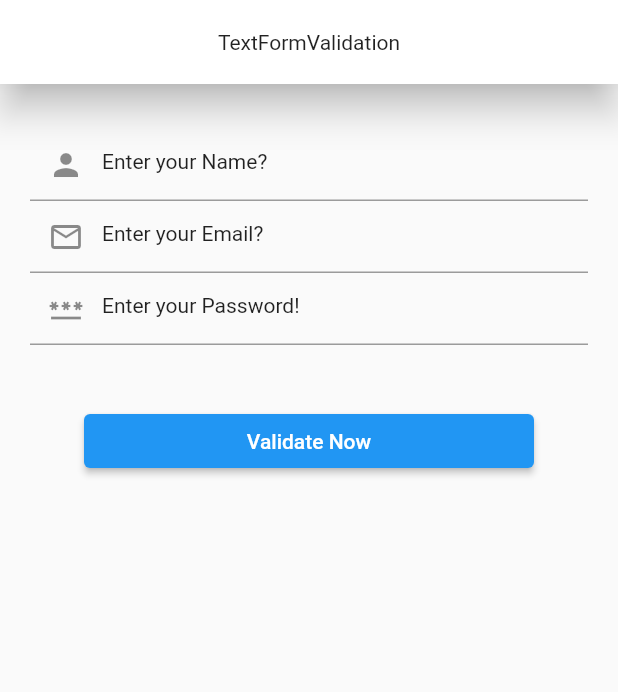
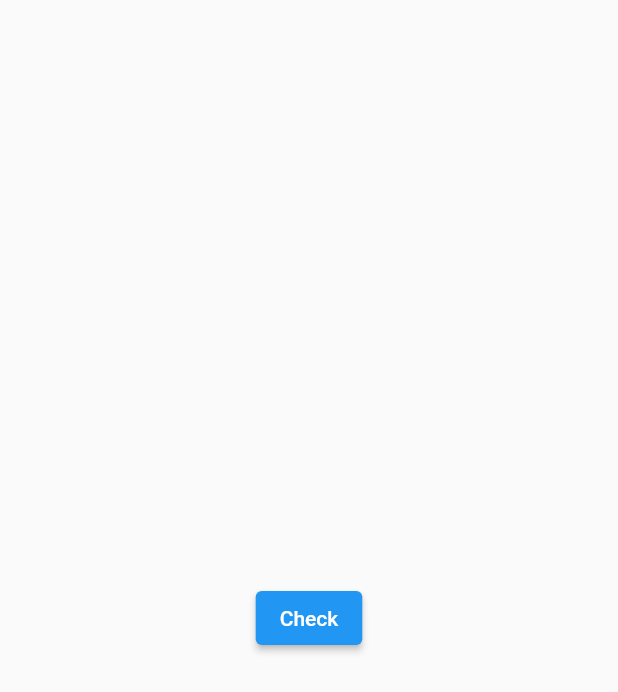
Before and after one commit to sadman-ichha/Flutter-Learing, a Flutter app: the screen it shows after launch, on a phone screen of 412 x 824 dp. Shown: the top 692 px of the screen. Run offline on Flutter 3.47's test engine with Material 2 defaults, Android fonts, the phone set to English and light mode, and no system bars; our stand-ins replace auto_size_text, flutter_svg, fluttertoast, font_awesome_flutter, quickalert, rive.

Commit message:
sdk problem solving

```diff
--- a/lib/main.dart
+++ b/lib/main.dart
@@ -1,7 +1,7 @@
 // ignore_for_file: prefer_const_constructors
 
 import 'package:flutter/material.dart';
-import 'TextForm_Validation/textform_validation.dart';
+import 'packages/connectivity_check.dart';
 
 void main() {
   runApp(MyApp());
@@ -14,7 +14,7 @@ class MyApp extends StatelessWidget {
   Widget build(BuildContext context) {
     return MaterialApp(
       debugShowCheckedModeBanner: false,
-      home: TextFormValidation(),
+      home: ConnectivityCheck(),
     );
   }
 }
--- /dev/null
+++ b/lib/packages/connectivity_check.dart
@@ -0,0 +1,15 @@
+import 'package:flutter/material.dart';
+
+class ConnectivityCheck extends StatelessWidget {
+  const ConnectivityCheck({Key? key}) : super(key: key);
+
+  @override
+  Widget build(BuildContext context) {
+    return Scaffold(
+
+      body: Center(
+        child: ElevatedButton(onPressed: (){}, child: Text("Check")),
+      ),
+    );
+  }
+}
--- a/pubspec.yaml
+++ b/pubspec.yaml
@@ -38,6 +38,7 @@ dependencies:
   font_awesome_flutter: ^10.2.1
   quickalert: ^1.0.0
   email_validator: ^2.1.17
+  connectivity_plus: ^3.0.2
 
 
   # The following adds the Cupertino Icons font to your application.
```
Also changed, not shown: pubspec.lock, 3 other files.
